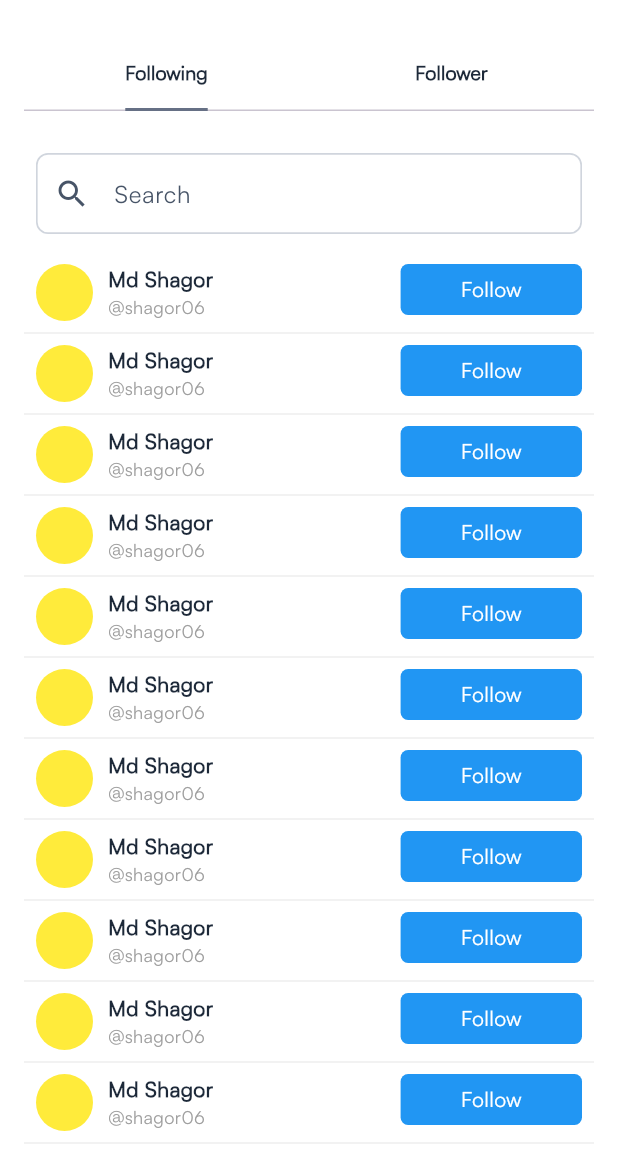
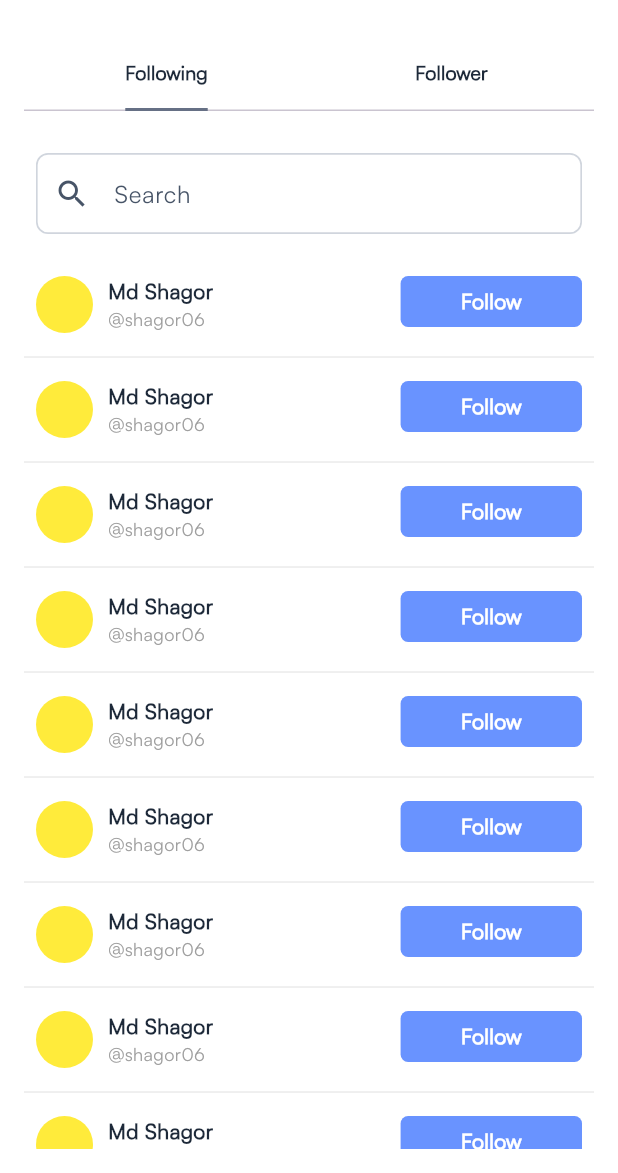
Before and after one commit to mohammadrezaulalam/share-flare, a Flutter app: the FollowerScreen screen opened directly, on a phone screen of 412 x 824 dp, the part 63-1236 px from its top. Run offline on Flutter 3.47's test engine with Material 3 defaults, Android fonts, the phone set to English and light mode, and no system bars; our stand-ins replace firebase_core, get, iconsax; accounts and stored records are empty.

Commit message:
follower_list_tap screen has been updated!

```diff
--- a/lib/presentation/ui/widgets/follower_list/following_list_tap.dart
+++ b/lib/presentation/ui/widgets/follower_list/following_list_tap.dart
@@ -24,7 +24,7 @@ class _FollowingListTapState extends State<FollowingListTap> {
       children: [
 
         Padding(
-          padding: const EdgeInsets.only(left: 8.0, right: 8.0),
+          padding: const EdgeInsets.only(left: 8.0, right: 8.0 , bottom: 8.0, top: 8.0),
           child: Row(
             mainAxisAlignment: MainAxisAlignment.start,
             crossAxisAlignment: CrossAxisAlignment.start,
@@ -42,10 +42,10 @@ class _FollowingListTapState extends State<FollowingListTap> {
                 children: [
                   Text("Md Shagor",
                     style: TextStyle(fontSize: 14,  color: dark ? SFColors.white : const Color(0xFF1D2939), fontWeight: FontWeight.w600),),
-                  SizedBox(
+                  const SizedBox(
                     height: 0,
                   ),
-                  Text(
+                  const Text(
                     "@shagor06",
                     style: TextStyle(
                       color: Colors.grey,
@@ -69,13 +69,13 @@ class _FollowingListTapState extends State<FollowingListTap> {
                     },
                     child: AnimatedContainer (duration: Duration(microseconds:  300), height: 34,
                       decoration: BoxDecoration(
-                          color:  user.isFollowedByMe? Colors.grey[200] : Colors.blue,
+                          color:  user.isFollowedByMe? Colors.grey[200] : Color(0xFF6993FF),
 
                           borderRadius: BorderRadius.circular(5),
                           border: Border.all(color: user.isFollowedByMe? Colors.white24 : Colors.transparent,)
                       ),
                       child: Center(
-                        child: Text(user.isFollowedByMe? 'Unfollow' : 'Follow', style: TextStyle(color: user.isFollowedByMe? Colors.black: Colors.white,fontWeight: FontWeight.w500),),
+                        child: Text(user.isFollowedByMe? 'Unfollow' : 'Follow', style: TextStyle(color: user.isFollowedByMe? Colors.black: Colors.white,fontWeight: FontWeight.w600),),
                       ),
                     )
 
@@ -87,8 +87,8 @@ class _FollowingListTapState extends State<FollowingListTap> {
           ),
         ),
         Divider(
-          thickness: 1,
-          color: Colors.grey[200],
+          thickness: 0,
+          color:  dark ?  Colors.grey[200] : Colors.grey[300]
         ),
       ],
     );
```
